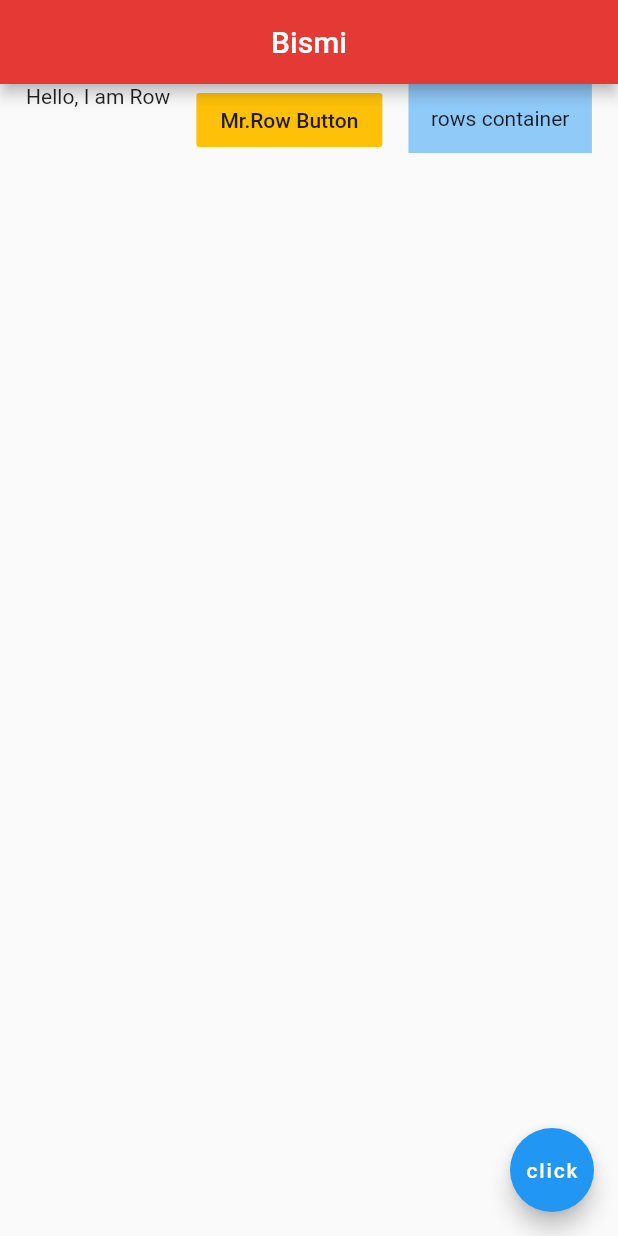
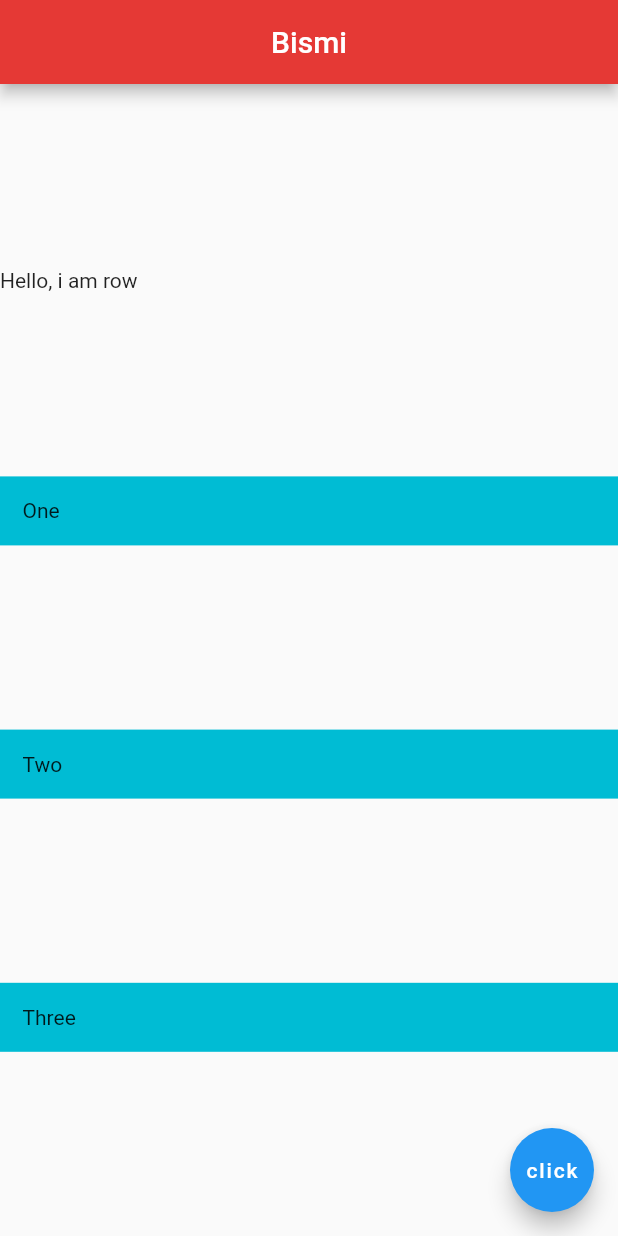
Before and after one commit to Suganth-S/flutter_handson, a Flutter app: the screen it shows after launch, on a phone screen of 412 x 824 dp. Run offline on Flutter 3.47's test engine with Material 2 defaults, Android fonts, the phone set to English and light mode, and no system bars.

Commit message:
columns impl commit

```diff
--- a/lib/main.dart
+++ b/lib/main.dart
@@ -14,21 +14,30 @@ class Home extends StatelessWidget {
           centerTitle: true,
           backgroundColor: Colors.red[600],
         ),
-        body: Row(
+        body: Column(
           mainAxisAlignment: MainAxisAlignment.spaceEvenly,
-          crossAxisAlignment: CrossAxisAlignment.start,
+          crossAxisAlignment: CrossAxisAlignment.stretch,
           children: [
-            Text('Hello, I am Row'),
-            FlatButton(
-                onPressed: (){},
-                color: Colors.amber,
-                child: Text('Mr.Row Button'),
+            Row(
+              children: [
+                Text('Hello, i am row'),
+              ],
             ),
             Container(
-              child: Text('rows container'),
+              child: Text('One'),
+              color: Colors.cyan,
               padding: EdgeInsets.all(15.0),
-              color: Colors.blue[200],
-            )
+            ),
+            Container(
+              child: Text('Two'),
+              color: Colors.cyan,
+              padding: EdgeInsets.all(15.0),
+            ),
+            Container(
+              child: Text('Three'),
+              color: Colors.cyan,
+              padding: EdgeInsets.all(15.0),
+            ),
           ],
         ),
         floatingActionButton: FloatingActionButton(
```
